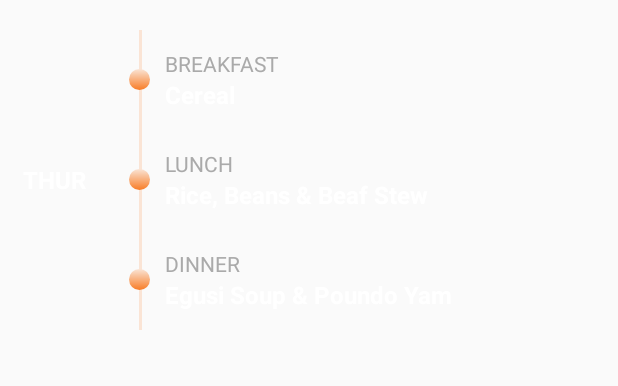
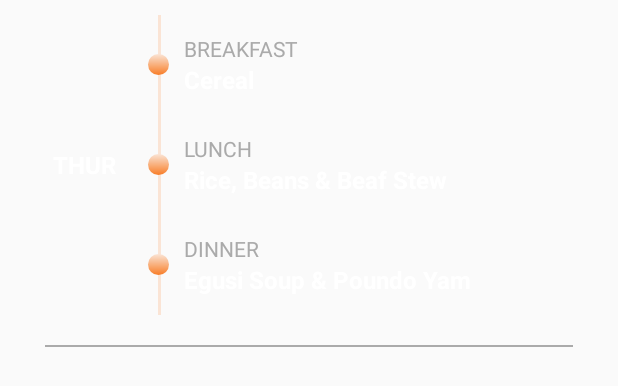
Before and after one commit to AyokunlePaul/Qulinr, an Android app: the layout layout_time_table_item.xml on its own in the app's theme, with its tools: preview values and no code run, on a phone screen of 412 x 824 dp. Shown: the top 386 px of the screen. Run offline under Robolectric (Android 15) with nearby library versions, the phone set to English and light mode, and no system bars; Roboto replaces fonts that are not available here.

Commit message:
Layout refining

```diff
--- a/app/src/main/java/app/gokada/qulinr/screens/home/HomeActivity.java
+++ b/app/src/main/java/app/gokada/qulinr/screens/home/HomeActivity.java
@@ -178,16 +178,12 @@ public class HomeActivity extends CoreActivity {
 
     private void showHelloLayout(){
         hideAllViews();
-        Log.i("Hello Layout(Breakfast)", timeTable.getBreakfast());
-        Log.i("Hello Layout(Lunch)", timeTable.getLunch());
-        Log.i("Hello Layout(Dinner)", timeTable.getDinner());
         binding.breakfastLink.getRoot().setVisibility(View.VISIBLE);
         if (viewModel.getCachedFoodType() == null || viewModel.getCachedFoodType().equals("dinner")){
             foodType = "breakfast";
             globalFood = timeTable.getBreakfast();
             binding.breakfastLink.setTimetable(globalFood);
             binding.breakfastLink.setFoodtype(foodType.toUpperCase() + "?");
-//            Log.i("Hello Layout(Breakfast)", globalFood);
             return;
         }
         if (viewModel.getCachedFoodType().equals("breakfast")){
@@ -195,7 +191,6 @@ public class HomeActivity extends CoreActivity {
             globalFood = timeTable.getLunch();
             binding.breakfastLink.setTimetable(globalFood);
             binding.breakfastLink.setFoodtype(foodType.toUpperCase() + "?");
-//            Log.i("Hello Layout(Lunch)", globalFood);
             return;
         }
         if (viewModel.getCachedFoodType().equals("lunch")){
@@ -203,7 +198,6 @@ public class HomeActivity extends CoreActivity {
             globalFood = timeTable.getDinner();
             binding.breakfastLink.setTimetable(globalFood);
             binding.breakfastLink.setFoodtype(foodType.toUpperCase() + "?");
-//            Log.i("Hello Layout(Dinner)", globalFood);
         }
     }
 
--- a/app/src/main/java/app/gokada/qulinr/screens/splash/viewmodel/SplashVM.java
+++ b/app/src/main/java/app/gokada/qulinr/screens/splash/viewmodel/SplashVM.java
@@ -78,6 +78,10 @@ public class SplashVM extends CoreVM {
         return dataStore.getCachedFullTimeTable();
     }
 
+    public String getCachedFoodType(){
+        return dataStore.getCachedFoodType();
+    }
+
     private Day.DAY getCurrentDay(){
         Log.i("DAY OF WEEK", "" + Calendar.getInstance().get(Calendar.DAY_OF_WEEK));
         switch (Calendar.getInstance().get(Calendar.DAY_OF_WEEK)){
--- /dev/null
+++ b/app/src/main/res/drawable/ic_arrow_up.xml
@@ -0,0 +1,5 @@
+<vector android:height="24dp" android:tint="#FFFFFF"
+    android:viewportHeight="24.0" android:viewportWidth="24.0"
+    android:width="24dp" xmlns:android="http://schemas.android.com/apk/res/android">
+    <path android:fillColor="#FF000000" android:pathData="M7.41,15.41L12,10.83l4.59,4.58L18,14l-6,-6 -6,6z"/>
+</vector>
--- a/app/src/main/res/layout/layout_time_table_item.xml
+++ b/app/src/main/res/layout/layout_time_table_item.xml
@@ -11,11 +11,17 @@
             type="app.gokada.qulinr.app_core.api.models.TimeTableResponse"/>
     </data>
 
+    <RelativeLayout
+        style="@style/LayoutMatchWidth"
+        android:padding="@dimen/size_10">
+
         <LinearLayout
             style="@style/LayoutMatchWidth"
             android:orientation="horizontal"
             android:layout_marginBottom="@dimen/size_20"
-        android:layout_marginTop="@dimen/size_20">
+            android:paddingEnd="@dimen/size_10"
+            android:paddingStart="@dimen/size_10"
+            android:id="@+id/timetable_layout">
 
             <TextView
                 style="@style/LayoutWrapContent"
@@ -168,4 +174,14 @@
             </RelativeLayout>
 
         </LinearLayout>
+
+        <View
+            style="@style/LayoutMatchWidth"
+            android:layout_height="1dp"
+            android:layout_below="@id/timetable_layout"
+            android:background="@android:color/darker_gray"
+            android:layout_marginStart="@dimen/size_20"
+            android:layout_marginEnd="@dimen/size_20"/>
+
+    </RelativeLayout>
 </layout>
--- a/app/src/main/res/layout/toolbar_timetable.xml
+++ b/app/src/main/res/layout/toolbar_timetable.xml
@@ -33,7 +33,7 @@
                 android:layout_height="40dp"
                 android:layout_marginStart="@dimen/size_14"
                 android:background="@drawable/orange_background"
-                android:src="@drawable/ic_arrow_back"
+                android:src="@drawable/ic_chevron_left"
                 android:scaleType="center"
                 android:onClick="@{OnClickListener::onBackPressed}"/>
 
```
Also changed, not shown: app/src/main/java/app/gokada/qulinr/screens/splash/activity/SplashActivity.java (+36 -22 lines), app/src/main/java/app/gokada/qulinr/screens/timetable/activity/TimetableActivity.java (+12 -1 lines), app/src/main/res/drawable/ic_chevron_left.xml (added, +9 -0 lines), app/src/main/res/layout/activity_timetable.xml (+27 -1 lines). Lines whose indentation alone changed are shown as unchanged.
